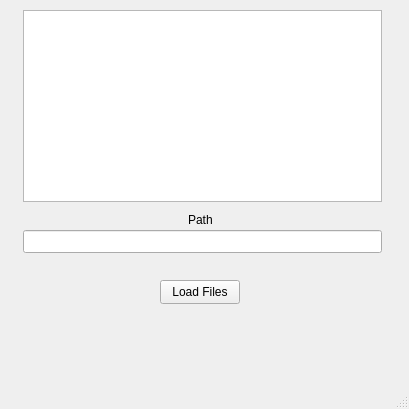
Before: the Qt Designer form maingui.ui in michelmichy7/qtwFile_Organizer, drawn with Qt 5.
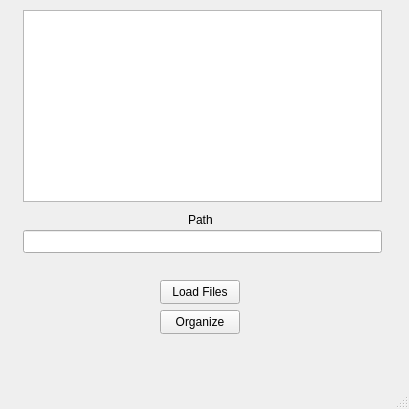
After: the same form once the commit is applied.

The edit to the form file:
```diff
--- a/maingui.ui
+++ b/maingui.ui
@@ -66,6 +66,19 @@
      <string>Path</string>
     </property>
    </widget>
+   <widget class="QPushButton" name="btnOrganize">
+    <property name="geometry">
+     <rect>
+      <x>160</x>
+      <y>310</y>
+      <width>80</width>
+      <height>24</height>
+     </rect>
+    </property>
+    <property name="text">
+     <string>Organize</string>
+    </property>
+   </widget>
   </widget>
   <widget class="QMenuBar" name="menubar">
    <property name="geometry">
```
